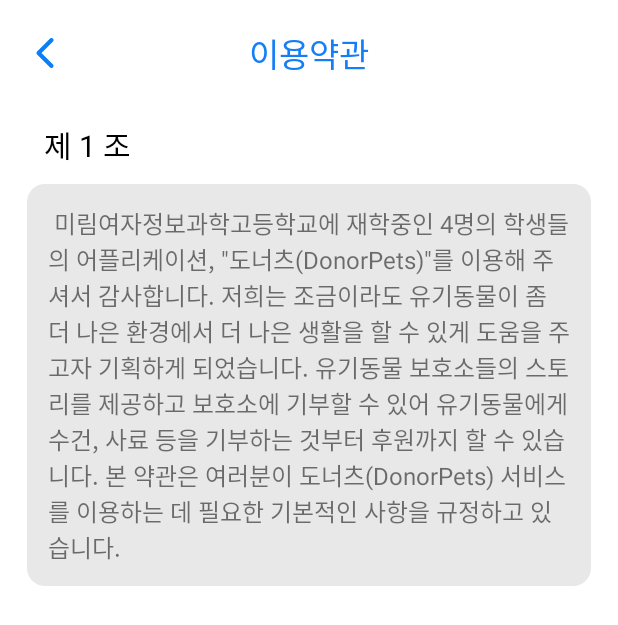
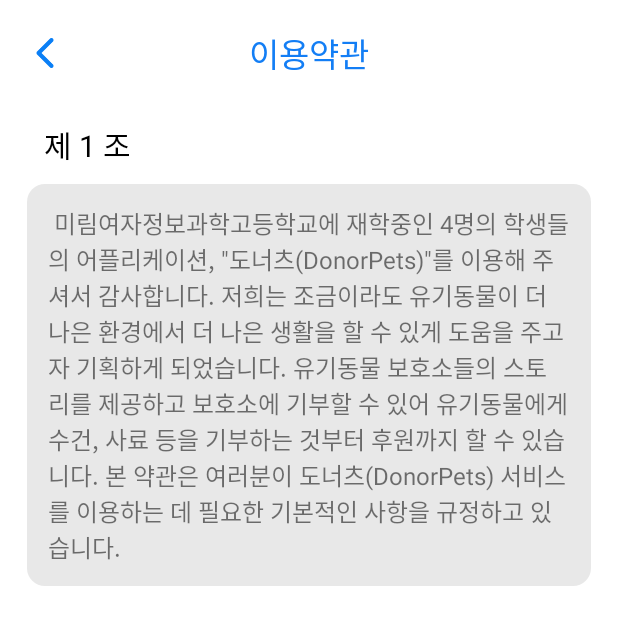
Before and after one commit to LHyunSoo/DonerPets, an Android app: the TOSActivity screen opened directly, with no data from a screen before it, on a phone screen of 412 x 824 dp. Shown: the top 625 px of the screen. Run offline under Robolectric (Android 15) with nearby library versions, the phone set to English and light mode, and no system bars.

Commit message:
add TOSActivity, activity_tos.xml

```diff
--- a/app/src/main/java/kr/hs/emirim/sookhee/donerpets_final/TOSActivity.java
+++ b/app/src/main/java/kr/hs/emirim/sookhee/donerpets_final/TOSActivity.java
@@ -13,8 +13,6 @@ public class TOSActivity extends AppCompatActivity {
         setContentView(R.layout.activity_tos);
     }
 
-    public void onBackClick(View v){
-        super.onBackPressed();
-    }
+    public void onBackClick(View v){super.onBackPressed();}
 
 }
--- a/app/src/main/res/layout/activity_tos.xml
+++ b/app/src/main/res/layout/activity_tos.xml
@@ -66,7 +66,7 @@
             android:layout_weight="1"
             android:layout_marginLeft="18dp"
             android:layout_marginRight="18dp"
-            android:text=' 미림여자정보과학고등학교에 재학중인 4명의 학생들의 어플리케이션, "도너츠(DonorPets)"를 이용해 주셔서 감사합니다. 저희는 조금이라도 유기동물이 좀 더 나은 환경에서 더 나은 생활을 할 수 있게 도움을 주고자 기획하게 되었습니다. 유기동물 보호소들의 스토리를 제공하고 보호소에 기부할 수 있어 유기동물에게 수건, 사료 등을 기부하는 것부터 후원까지 할 수 있습니다. 본 약관은 여러분이 도너츠(DonorPets) 서비스를 이용하는 데 필요한 기본적인 사항을 규정하고 있습니다.'
+            android:text=' 미림여자정보과학고등학교에 재학중인 4명의 학생들의 어플리케이션, "도너츠(DonorPets)"를 이용해 주셔서 감사합니다. 저희는 조금이라도 유기동물이 더 나은 환경에서 더 나은 생활을 할 수 있게 도움을 주고자 기획하게 되었습니다. 유기동물 보호소들의 스토리를 제공하고 보호소에 기부할 수 있어 유기동물에게 수건, 사료 등을 기부하는 것부터 후원까지 할 수 있습니다. 본 약관은 여러분이 도너츠(DonorPets) 서비스를 이용하는 데 필요한 기본적인 사항을 규정하고 있습니다.'
             android:background="@drawable/button5"
             android:padding="14dp"
             android:textSize="16sp" />
```
